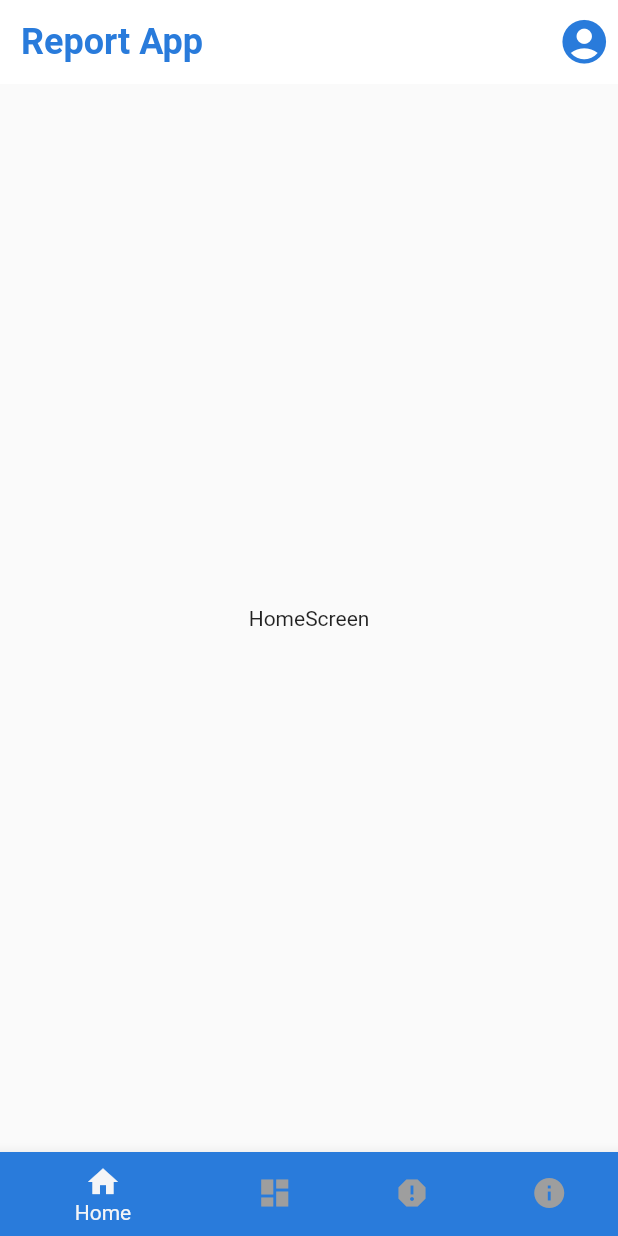
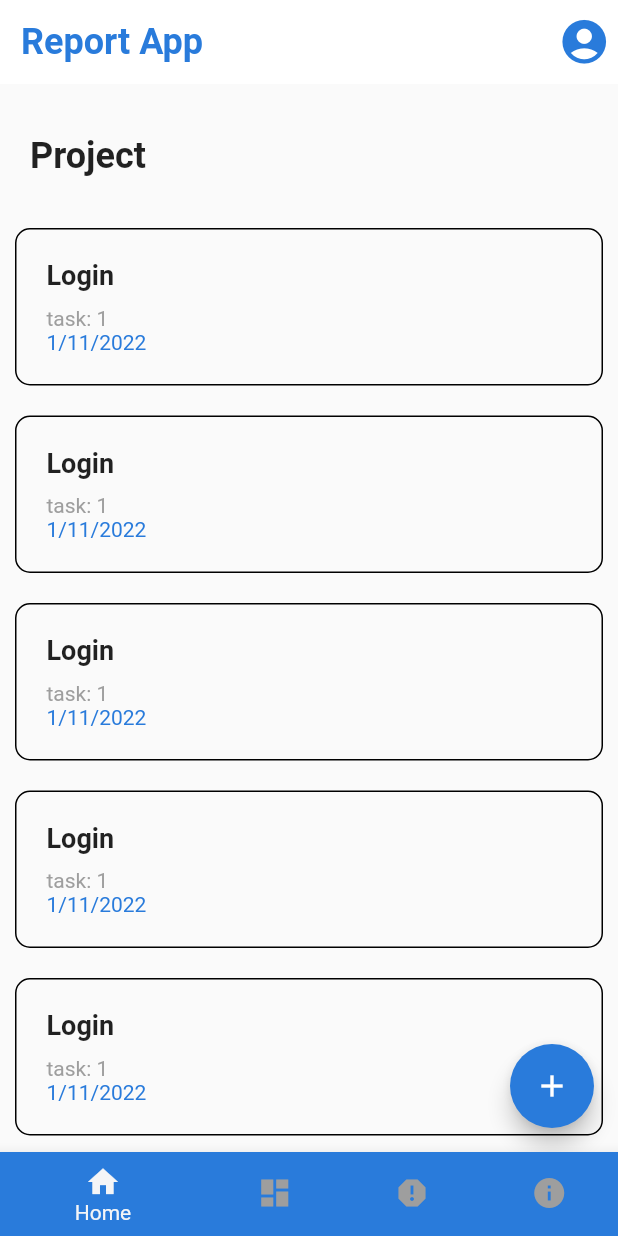
Before and after one commit to beihang-se-sw-inspection-project/Front-End, a Flutter app: the screen it shows after launch, on a phone screen of 412 x 824 dp. Run offline on Flutter 3.47's test engine with Material 2 defaults, Android fonts, the phone set to English and light mode, and no system bars; our stand-ins replace easy_localization, flutter_svg, hexcolor.

Commit message:
dashboard and projct

```diff
--- /dev/null
+++ b/lib/Components/ProjectRoundCard.dart
@@ -0,0 +1,77 @@
+import 'package:flutter/cupertino.dart';
+import 'package:flutter/material.dart';
+import 'package:report_app/Components/Constant.dart';
+
+class ProjectRoundCard extends StatelessWidget {
+  final String title;
+  final String description;
+  final String date;
+
+  const ProjectRoundCard({
+    super.key,
+    required this.title,
+    required this.description,
+    required this.date,
+  });
+
+  @override
+  Widget build(BuildContext context) {
+    return Padding(
+      padding: const EdgeInsets.symmetric(vertical: 10.0),
+      child: Container(
+        decoration: BoxDecoration(
+          borderRadius: BorderRadius.circular(10.0),
+          border: Border.all(
+            width: 1.0,
+            style: BorderStyle.solid,
+          ),
+        ),
+        child: Padding(
+          padding: const EdgeInsets.all(20.0),
+          child: Column(
+            crossAxisAlignment: CrossAxisAlignment.start,
+            children: [
+              Text(
+                title,
+                style: TextStyle(
+                  fontSize: 18,
+                  fontWeight: FontWeight.bold,
+                ),
+              ),
+              SizedBox(
+                height: 10.0,
+              ),
+              Text(
+                description,
+                style: TextStyle(
+                  color: Colors.grey,
+
+                  fontSize: 14,
+                ),
+              ),
+              Row(
+                mainAxisAlignment: MainAxisAlignment.spaceBetween,
+                children: [
+                  Text(
+                    date,
+                    style: TextStyle(
+                      color: kPrimaryColor,
+                      fontSize: 14,
+                    ),
+                  ),
+                  Text(
+                    "",
+                    style: TextStyle(
+                      color: kPrimaryColor,
+                      fontSize: 14,
+                    ),
+                  ),
+                ],
+              )
+            ],
+          ),
+        ),
+      ),
+    );
+  }
+}
--- a/lib/Screen/Dashboard.dart
+++ b/lib/Screen/Dashboard.dart
@@ -1,14 +1,68 @@
 import 'package:flutter/material.dart';
+import 'package:report_app/Components/TaskRoundButton.dart';
 
 class Dashboard extends StatelessWidget {
   @override
   Widget build(BuildContext context) {
     return Scaffold(
-      body: Container(
-        child: Align(
-          alignment: Alignment.center,
-          child: Text(
-            "Dashboard",
+      body: SingleChildScrollView(
+        child: Container(
+          child: Padding(
+            padding: const EdgeInsets.all(10.0),
+            child: Column(
+              crossAxisAlignment: CrossAxisAlignment.start,
+              children: [
+                Padding(
+                  padding: const EdgeInsets.symmetric(
+                    horizontal: 10.0,
+                    vertical: 24.0,
+                  ),
+                  child: Text(
+                    "DashBoard",
+                    style: TextStyle(
+                      fontSize: 24,
+                      fontWeight: FontWeight.bold,
+                    ),
+                  ),
+                ),
+                TaskRoundCard(
+                  title: "Login",
+                  description: "task: 1",
+                  date: "1/11/2022",
+                  status: 'To Do',
+                ),
+                TaskRoundCard(
+                  title: "Login",
+                  description: "task: 1",
+                  date: "1/11/2022",
+                  status: 'To Do',
+                ),
+                TaskRoundCard(
+                  title: "Login",
+                  description: "task: 1",
+                  date: "1/11/2022",
+                  status: 'To Do',
+                ),
+                TaskRoundCard(
+                  title: "Login",
+                  description: "task: 1",
+                  date: "1/11/2022",
+                  status: 'To Do',
+                ),
+                TaskRoundCard(
+                  title: "Login",
+                  description: "task: 1",
+                  date: "1/11/2022",
+                  status: 'To Do',
+                ),
+                TaskRoundCard(
+                  title: "Login",
+                  description: "task: 1",
+                  date: "1/11/2022",
+                  status: 'To Do',
+                ),
+              ],
+            ),
           ),
         ),
       ),
--- a/lib/Screen/HomeScreen.dart
+++ b/lib/Screen/HomeScreen.dart
@@ -1,18 +1,73 @@
 import 'package:flutter/material.dart';
+import 'package:report_app/Components/Constant.dart';
+import 'package:report_app/Components/ProjectRoundCard.dart';
 
-class HomeScreen extends StatelessWidget{
+class HomeScreen extends StatelessWidget {
   @override
   Widget build(BuildContext context) {
     return Scaffold(
-      body: Container(
-        child: Align(
-          alignment: Alignment.center,
-          child: Text(
-            "HomeScreen",
+      body: SingleChildScrollView(
+        child: Container(
+          child: Padding(
+            padding: const EdgeInsets.all(10.0),
+            child: Column(
+              crossAxisAlignment: CrossAxisAlignment.start,
+              children: [
+                Padding(
+                  padding: const EdgeInsets.symmetric(
+                    horizontal: 10.0,
+                    vertical: 24.0,
+                  ),
+                  child: Text(
+                    "Project",
+                    style: TextStyle(
+                      fontSize: 24,
+                      fontWeight: FontWeight.bold,
+                    ),
+                  ),
+                ),
+                ProjectRoundCard(
+                  title: "Login",
+                  description: "task: 1",
+                  date: "1/11/2022",
+                ),
+                ProjectRoundCard(
+                  title: "Login",
+                  description: "task: 1",
+                  date: "1/11/2022",
+                ),
+                ProjectRoundCard(
+                  title: "Login",
+                  description: "task: 1",
+                  date: "1/11/2022",
+                ),
+                ProjectRoundCard(
+                  title: "Login",
+                  description: "task: 1",
+                  date: "1/11/2022",
+                ),
+                ProjectRoundCard(
+                  title: "Login",
+                  description: "task: 1",
+                  date: "1/11/2022",
+                ),
+                ProjectRoundCard(
+                  title: "Login",
+                  description: "task: 1",
+                  date: "1/11/2022",
+                )
+              ],
+            ),
           ),
         ),
       ),
+      floatingActionButton: FloatingActionButton(
+        onPressed: () {
+          // Add your onPressed code here!
+        },
+        backgroundColor: kPrimaryColor,
+        child: const Icon(Icons.add),
+      ),
     );
   }
-
 }
```
Also changed, not shown: lib/Components/TaskRoundButton.dart (added, +79 -0 lines).
